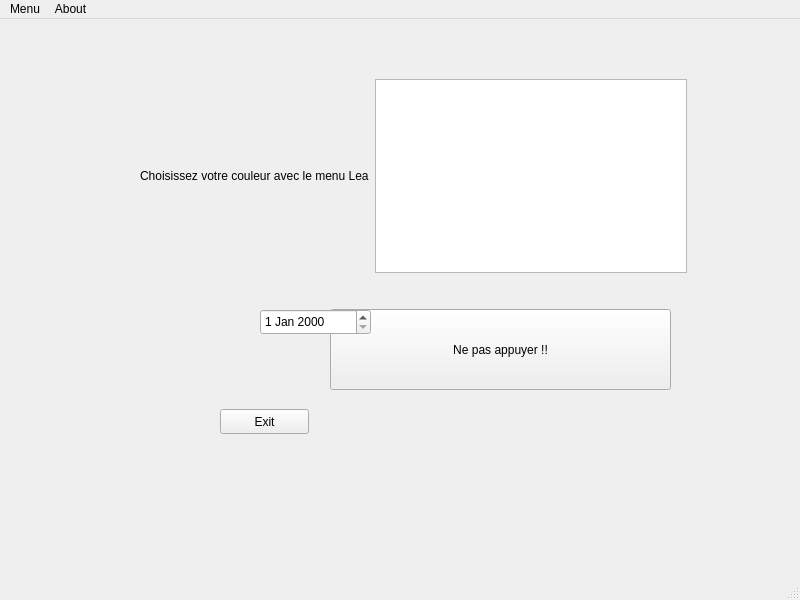
QtHit/test-ajc-2019, file mainwindow.ui: the form before one commit.
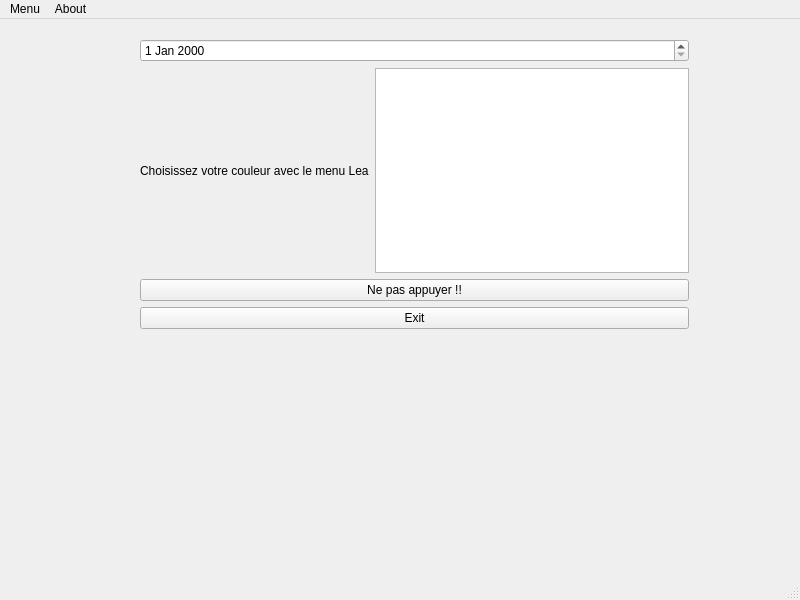
The form after the commit.

Diff of the .ui file:
```diff
--- a/mainwindow.ui
+++ b/mainwindow.ui
@@ -14,30 +14,20 @@
    <string>MainWindow</string>
   </property>
   <widget class="QWidget" name="centralwidget">
-
-   <widget class="QPushButton" name="pushButton">
-    <property name="geometry">
-     <rect>
-      <x>220</x>
-      <y>390</y>
-      <width>89</width>
-      <height>25</height>
-     </rect>
-    </property>
-    <property name="text">
-     <string>Exit</string>
-    </property>
-   </widget>
-
-   <widget class="QWidget" name="layoutWidget">
+   <widget class="QWidget" name="">
     <property name="geometry">
      <rect>
       <x>140</x>
-      <y>60</y>
-      <width>547</width>
-      <height>194</height>
+      <y>20</y>
+      <width>549</width>
+      <height>290</height>
      </rect>
     </property>
+    <layout class="QVBoxLayout" name="verticalLayout">
+     <item>
+      <widget class="QDateEdit" name="dateEdit"/>
+     </item>
+     <item>
     <layout class="QHBoxLayout" name="horizontalLayout">
      <item>
       <widget class="QLabel" name="label">
@@ -58,29 +48,22 @@
       </widget>
      </item>
     </layout>
-   </widget>
+     </item>
+     <item>
    <widget class="QPushButton" name="pushButton_appuyer">
-    <property name="geometry">
-     <rect>
-      <x>330</x>
-      <y>290</y>
-      <width>341</width>
-      <height>81</height>
-     </rect>
-    </property>
     <property name="text">
      <string>Ne pas appuyer !!</string>
     </property>
    </widget>
-   <widget class="QDateEdit" name="dateEdit">
-    <property name="geometry">
-     <rect>
-      <x>260</x>
-      <y>290</y>
-      <width>111</width>
-      <height>26</height>
-     </rect>
-    </property>
+     </item>
+     <item>
+      <widget class="QPushButton" name="pushButton">
+       <property name="text">
+        <string>Exit</string>
+       </property>
+      </widget>
+     </item>
+    </layout>
    </widget>
   </widget>
   <widget class="QMenuBar" name="menubar">
```
Lines whose indentation alone changed are shown as unchanged.
